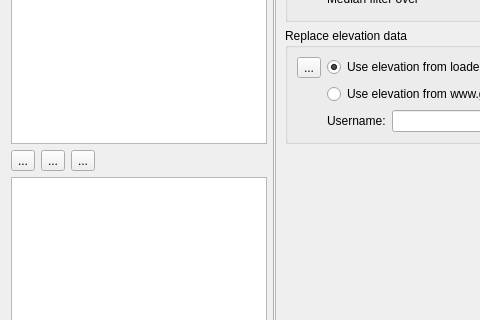
This is src/ITrackFilterWidget.ui in ntruchsess/QLandkarteGT as Qt 5 draws it before an edit; both pictures show x 0 to 480 and y 92 to 412 of the 1068 by 504 pixel window. The edited form follows.
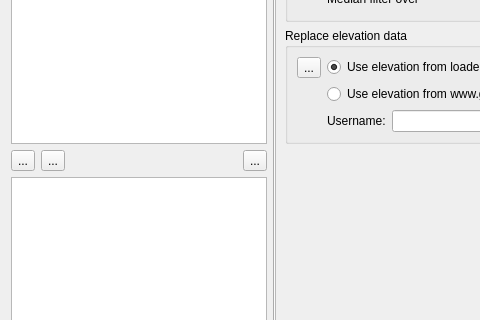
This is the edited form. The open tabs and pages were chosen to show the change. Icons and pictures are not drawn.

What changed in the file:
```diff
--- a/src/ITrackFilterWidget.ui
+++ b/src/ITrackFilterWidget.ui
@@ -28,20 +28,6 @@
      </item>
      <item>
       <layout class="QHBoxLayout" name="horizontalLayout">
-       <item>
-        <widget class="QToolButton" name="pushApply">
-         <property name="toolTip">
-          <string>apply filter</string>
-         </property>
-         <property name="text">
-          <string>...</string>
-         </property>
-         <property name="icon">
-          <iconset resource="resources.qrc">
-           <normaloff>:/icons/toolswizard.png</normaloff>:/icons/toolswizard.png</iconset>
-         </property>
-        </widget>
-       </item>
        <item>
         <widget class="QToolButton" name="pushResetFilterList">
          <property name="toolTip">
@@ -86,6 +72,20 @@
          </property>
         </spacer>
        </item>
+       <item>
+        <widget class="QToolButton" name="pushApply">
+         <property name="toolTip">
+          <string>apply filter</string>
+         </property>
+         <property name="text">
+          <string>...</string>
+         </property>
+         <property name="icon">
+          <iconset resource="resources.qrc">
+           <normaloff>:/icons/toolswizard.png</normaloff>:/icons/toolswizard.png</iconset>
+         </property>
+        </widget>
+       </item>
       </layout>
      </item>
      <item>
```
Left out of the diff: 8 changed lines with no effect on the pictures.
